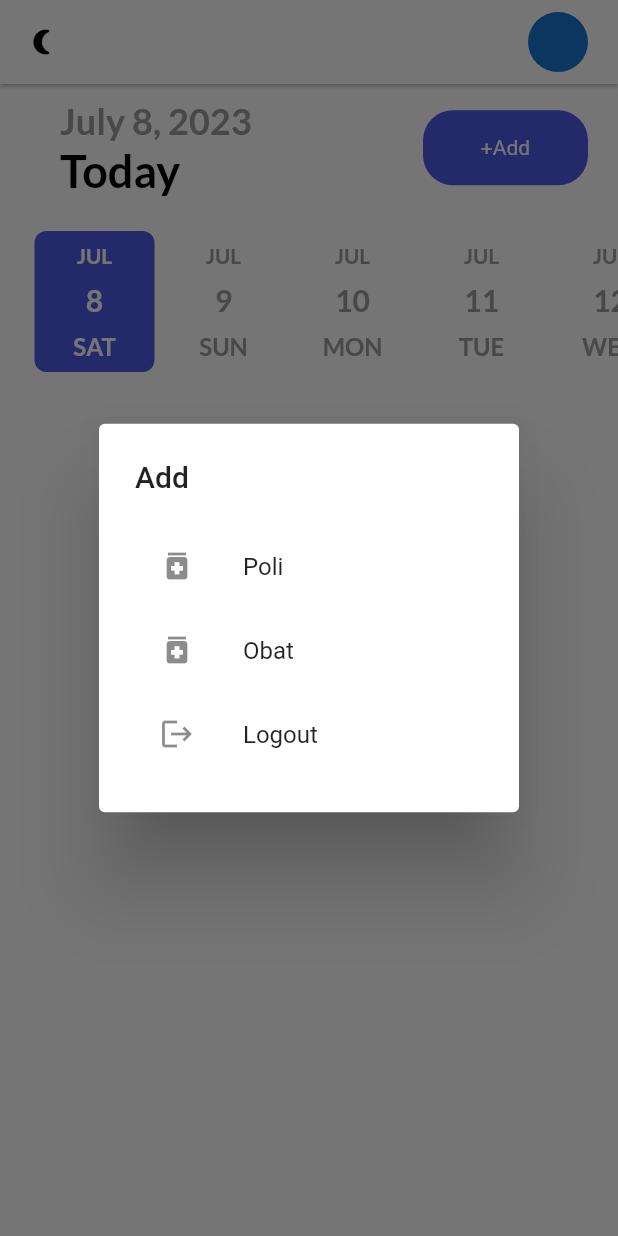
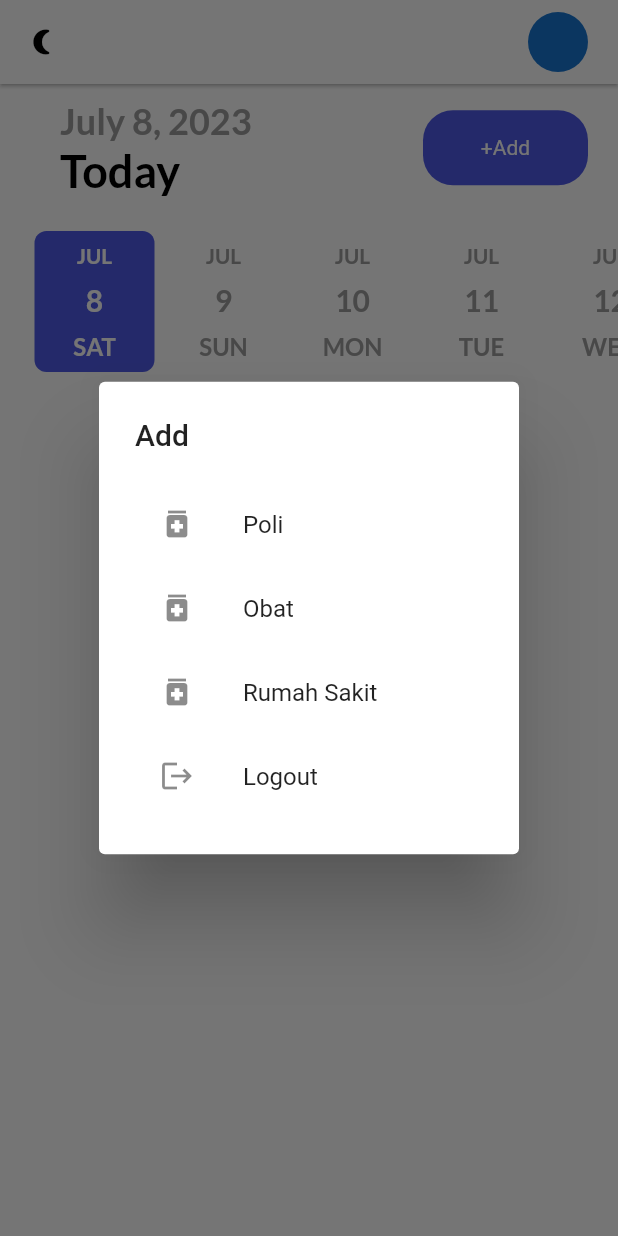
Before and after one commit to dddddeeeevvvaaor/076_MedCare, a Flutter app: the screen it shows after launch, after a tap on "+Add", on a phone screen of 412 x 824 dp. Run offline on Flutter 3.47's test engine with Material 2 defaults, Android fonts, the phone set to English and light mode, and no system bars; drawn by our look-alikes of date_picker_timeline; our stand-ins replace cloud_firestore, firebase_auth, firebase_core, flutter_local_notifications, flutter_staggered_animations, get and 3 more; accounts and stored records are empty; network calls fail.

Commit message:
membuat button ke addrumahsakit di home_page view

```diff
--- a/lib/view/home_page.dart
+++ b/lib/view/home_page.dart
@@ -11,6 +11,7 @@ import 'package:medcare/services/notification_services.dart';
 import 'package:medcare/services/theme_services.dart';
 import 'package:medcare/theme.dart';
 import 'package:medcare/view/add_obat.dart';
+import 'package:medcare/view/add_rumahsakit.dart';
 import 'package:medcare/view/login.dart';
 import 'package:medcare/widgets/button.dart';
 import 'package:medcare/widgets/obattile.dart';
@@ -149,6 +150,13 @@ class _HomePageState extends State<HomePage> {
                               Get.to(() => const AddObat());
                             },
                             title: const Text("Obat"),
+                            leading: const Icon(Icons.medication),
+                          ),
+                          ListTile(
+                            onTap: () {
+                              Get.to(() => const AddRumahSakit());
+                            },
+                            title: const Text("Rumah Sakit"),
                             leading: const Icon(Icons.medication),
                           ),
                           ListTile(
```
